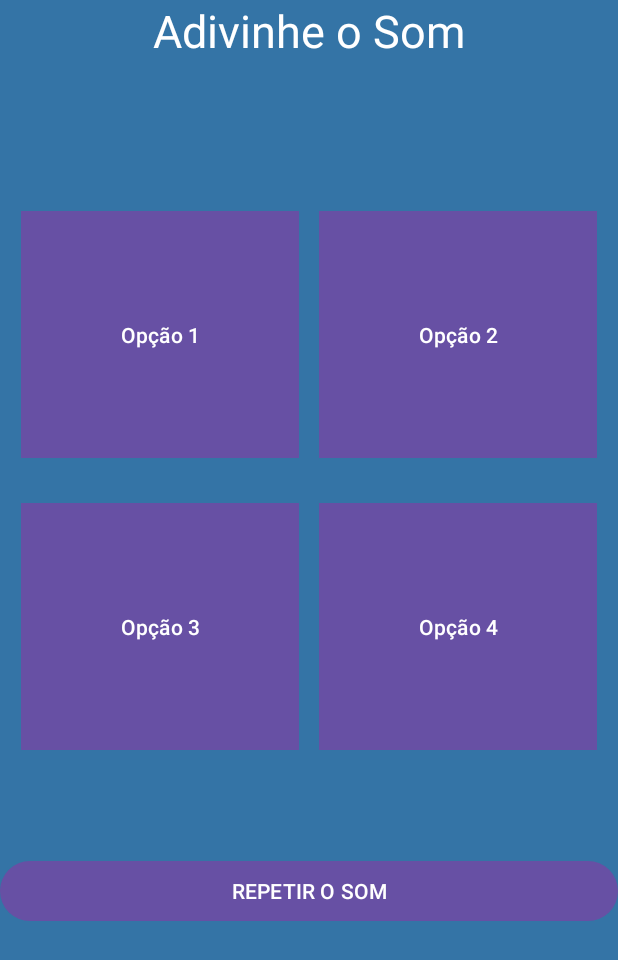
After one commit to Thiago279/TCC-MundoSonoro, an Android app: the fragment Jogo1Play shown on its own in the app's theme, on a phone screen of 412 x 824 dp. The commit adds this screen. Shown: the top 960 px of the screen. Run offline under Robolectric (Android 15) with nearby library versions, the phone set to English and light mode, and no system bars.

Commit message:
add jogo com audio funcionando

```diff
--- /dev/null
+++ b/app/src/main/java/com/mundosonoro/Jogo1Play.java
@@ -0,0 +1,66 @@
+package com.mundosonoro;
+
+import android.os.Bundle;
+import android.media.MediaPlayer;
+import androidx.fragment.app.Fragment;
+
+import android.view.LayoutInflater;
+import android.view.View;
+import android.view.ViewGroup;
+import android.widget.Button;
+
+import com.mundosonoro.databinding.ActivityMainBinding;
+import com.mundosonoro.databinding.FragmentJogo1Binding;
+import com.mundosonoro.databinding.FragmentJogo1PlayBinding;
+import com.mundosonoro.databinding.FragmentJogosBinding;
+
+
+public class Jogo1Play extends Fragment {
+    private MediaPlayer mediaPlayer;
+    private Button btnRepetir;
+    private FragmentJogo1PlayBinding binding;
+
+    @Override
+    public View onCreateView(LayoutInflater inflater, ViewGroup container,
+                             Bundle savedInstanceState) {
+        // Inflate the layout for this fragment
+        binding = FragmentJogo1PlayBinding.inflate(inflater, container, false);
+        View view = binding.getRoot();
+
+
+        //tocar som
+        tocarSom(R.raw.fazenda);
+
+        //repetir som
+        binding.btnRepetir.setOnClickListener(v -> tocarSom(R.raw.fazenda));
+
+        return view;
+    }
+
+    private void tocarSom(int somResource){
+        if (mediaPlayer != null){
+            mediaPlayer.release(); //libera qualquer recurso de audio anterior
+        }
+
+        mediaPlayer = MediaPlayer.create(getContext(), somResource);
+        mediaPlayer.start();
+
+        mediaPlayer.setOnCompletionListener(mp -> {
+            mp.release(); //libera recursos quando o som terminar
+        });
+    }
+
+
+
+
+
+    @Override
+    public void onDestroy(){
+        super.onDestroy();
+        if(mediaPlayer != null){
+            mediaPlayer.release(); //libera o player ao sair do fragment
+            mediaPlayer = null;
+        }
+    }
+
+}
--- /dev/null
+++ b/app/src/main/res/layout/fragment_jogo1_play.xml
@@ -0,0 +1,97 @@
+<?xml version="1.0" encoding="utf-8"?>
+<FrameLayout xmlns:android="http://schemas.android.com/apk/res/android"
+    xmlns:tools="http://schemas.android.com/tools"
+    android:layout_width="match_parent"
+    android:layout_height="match_parent"
+    xmlns:app="http://schemas.android.com/apk/res-auto"
+    android:background="@color/azul_escuro"
+    tools:context=".Jogo1Play">
+
+    <androidx.constraintlayout.widget.ConstraintLayout
+        android:layout_width="match_parent"
+        android:layout_height="match_parent">
+
+    <TextView
+        android:id="@+id/titulo_jg1"
+        android:layout_width="match_parent"
+        android:layout_height="wrap_content"
+        app:layout_constraintStart_toStartOf="parent"
+        app:layout_constraintEnd_toEndOf="parent"
+        app:layout_constraintTop_toTopOf="parent"
+        android:text="Adivinhe o Som"
+        android:textAlignment="center"
+        android:textColor="@color/white"
+        android:textSize="30sp" />
+
+        <!-- Botão 1 -->
+        <Button
+            android:id="@+id/opcao1"
+            android:layout_width="0dp"
+            android:layout_height="0dp"
+            android:background="@color/white"
+            android:text="Opção 1"
+            android:layout_marginTop="100dp"
+            app:layout_constraintStart_toStartOf="parent"
+            app:layout_constraintEnd_toStartOf="@id/opcao2"
+            app:layout_constraintTop_toBottomOf="@id/titulo_jg1"
+            app:layout_constraintWidth_percent="0.45"
+            app:layout_constraintHeight_percent="0.2"
+            />
+
+        <!-- Botão 2 -->
+        <Button
+            android:id="@+id/opcao2"
+            android:layout_width="0dp"
+            android:layout_height="0dp"
+            android:background="@color/white"
+            android:text="Opção 2"
+            android:layout_marginTop="100dp"
+            app:layout_constraintStart_toEndOf="@id/opcao1"
+            app:layout_constraintEnd_toEndOf="parent"
+            app:layout_constraintTop_toBottomOf="@id/titulo_jg1"
+            app:layout_constraintWidth_percent="0.45"
+            app:layout_constraintHeight_percent="0.2" />
+
+        <!-- Botão 3 -->
+        <Button
+            android:id="@+id/opcao3"
+            android:layout_width="0dp"
+            android:layout_height="0dp"
+            android:background="@color/white"
+            android:text="Opção 3"
+            android:layout_marginTop="30dp"
+            app:layout_constraintStart_toStartOf="parent"
+            app:layout_constraintEnd_toStartOf="@id/opcao4"
+            app:layout_constraintTop_toBottomOf="@id/opcao1"
+            app:layout_constraintWidth_percent="0.45"
+            app:layout_constraintHeight_percent="0.2" />
+
+        <!-- Botão 4 -->
+        <Button
+            android:id="@+id/opcao4"
+            android:layout_width="0dp"
+            android:layout_height="0dp"
+            android:background="@color/white"
+            android:text="Opção 4"
+            android:layout_marginTop="30dp"
+            app:layout_constraintStart_toEndOf="@id/opcao3"
+            app:layout_constraintEnd_toEndOf="parent"
+            app:layout_constraintTop_toBottomOf="@id/opcao2"
+            app:layout_constraintWidth_percent="0.45"
+            app:layout_constraintHeight_percent="0.2" />
+
+        <Button
+            android:id="@+id/btn_repetir"
+            android:layout_width="match_parent"
+            android:layout_height="wrap_content"
+            android:layout_marginTop="70dp"
+            android:text="REPETIR O SOM"
+            app:layout_constraintStart_toStartOf="parent"
+            app:layout_constraintEnd_toEndOf="parent"
+            app:layout_constraintTop_toBottomOf="@id/opcao4" />
+
+
+
+    </androidx.constraintlayout.widget.ConstraintLayout>
+
+</FrameLayout>
```
Also changed, not shown: app/src/main/java/com/mundosonoro/FragmentJogo1.java (+27 -2 lines), app/src/main/res/layout/fragment__jogo1.xml (+52 -5 lines), app/src/main/res/values/strings.xml (+11 -0 lines), 1 other file.
